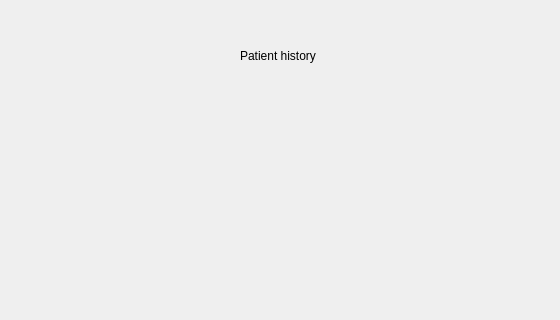
rkishibe/diaggaze, file asd/patient_history.ui: the form before one commit; both pictures show x 0 to 560 and y 0 to 320 of the 700 by 500 pixel window.
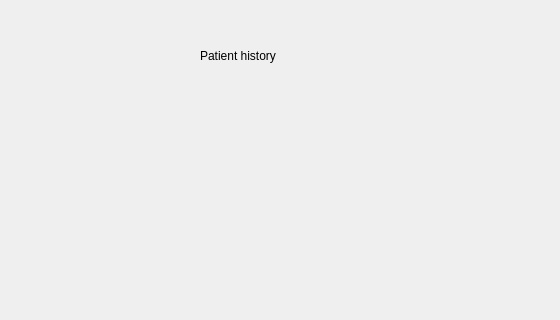
The form after the commit.

What changed in the file:
```diff
--- a/asd/patient_history.ui
+++ b/asd/patient_history.ui
@@ -16,9 +16,9 @@
   <widget class="QLabel" name="title_label">
    <property name="geometry">
     <rect>
-     <x>240</x>
+     <x>200</x>
      <y>30</y>
-     <width>141</width>
+     <width>241</width>
      <height>51</height>
     </rect>
    </property>
@@ -31,7 +31,7 @@
     <rect>
      <x>50</x>
      <y>100</y>
-     <width>261</width>
+     <width>601</width>
      <height>301</height>
     </rect>
    </property>
```
